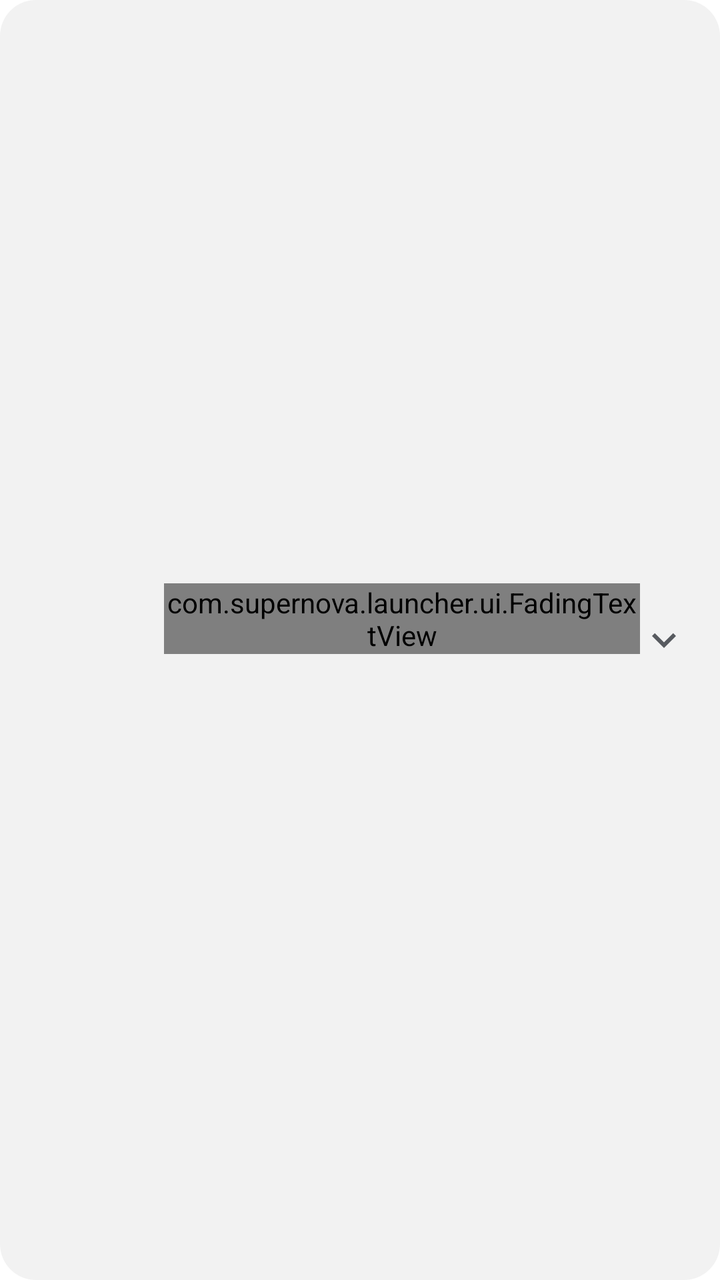
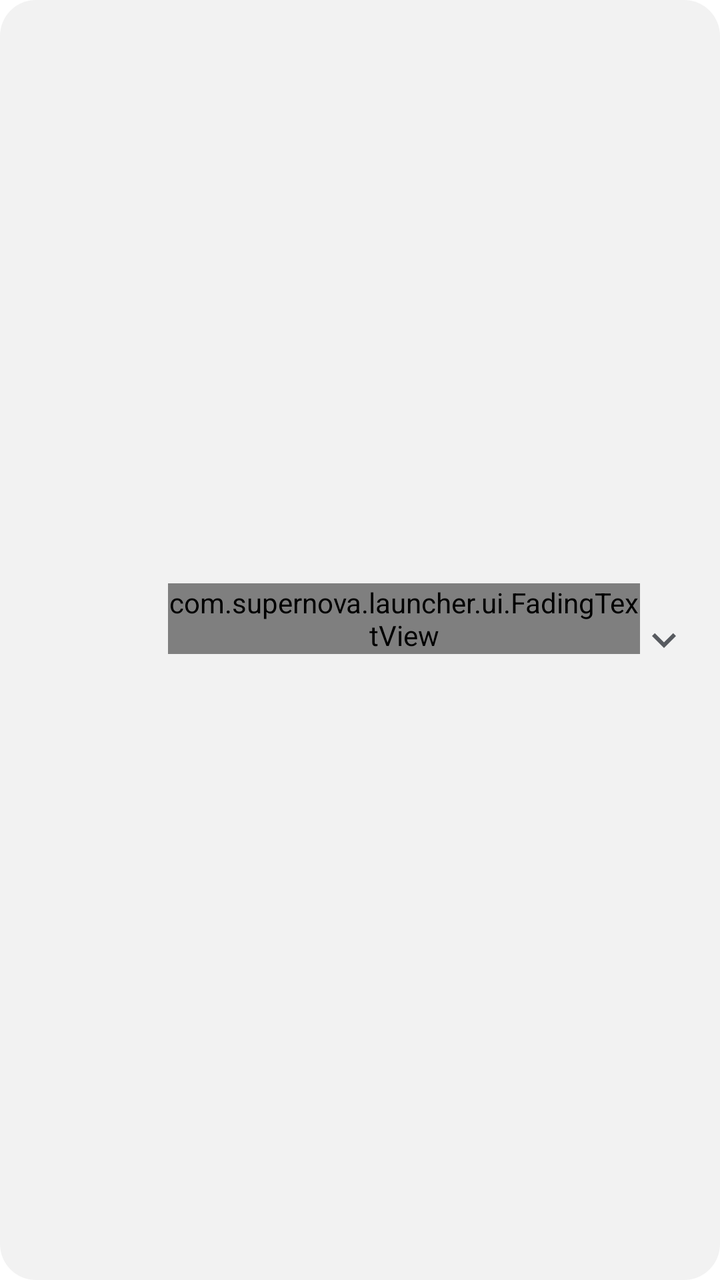

Compare the two renders of this Android layout. The source of the first and the diff that turns it into the second are given below.
<!-- AndroidManifest.xml: application theme Theme.Supernova -->
<!-- res/layout/item_widget_picker_header.xml -->
<?xml version="1.0" encoding="utf-8"?>
<LinearLayout xmlns:android="http://schemas.android.com/apk/res/android"
    xmlns:app="http://schemas.android.com/apk/res-auto"
    android:layout_width="match_parent"
    android:layout_height="wrap_content"
    android:layout_marginHorizontal="12dp"
    android:layout_marginVertical="4dp"
    android:background="@drawable/bg_picker_card"
    android:foreground="?attr/selectableItemBackground"
    android:gravity="center_vertical"
    android:orientation="horizontal"
    android:paddingHorizontal="16dp"
    android:paddingVertical="18dp">

    <ImageView
        android:id="@+id/headerIcon"
        android:layout_width="48dp"
        android:layout_height="48dp"
        android:contentDescription="@string/app_icon" />

    <LinearLayout
        android:layout_width="0dp"
        android:layout_height="wrap_content"
        android:layout_marginStart="18dp"
        android:layout_weight="1"
        android:orientation="vertical">

        <com.supernova.launcher.ui.FadingTextView
            android:id="@+id/headerLabel"
            android:layout_width="match_parent"
            android:layout_height="wrap_content"
            android:maxLines="1"
            android:textColor="@color/textPrimary"
            android:textSize="17sp"
            android:textStyle="bold" />

        <TextView
            android:id="@+id/headerCount"
            android:layout_width="match_parent"
            android:layout_height="wrap_content"
            android:layout_marginTop="2dp"
            android:textColor="@color/textSecondary"
            android:textSize="14sp" />
    </LinearLayout>

    <ImageView
        android:id="@+id/headerChevron"
        android:layout_width="24dp"
        android:layout_height="24dp"
        android:contentDescription="@null"
        android:src="@drawable/ic_chevron_down"
        app:tint="@color/textSecondary" />
</LinearLayout>
<!-- resources referenced by this layout -->
<resources>
  <color name="textPrimary">#11161D</color>
  <color name="textSecondary">#B011161D</color>
  <!-- drawable bg_picker_card (drawable) -->
  <?xml version="1.0" encoding="utf-8"?>
  <shape xmlns:android="http://schemas.android.com/apk/res/android" android:shape="rectangle">
      <corners android:radius="18dp" />
      <solid android:color="#1A808080" />
  </shape>
  <string name="app_icon">App icon</string>
  <color name="accent">#2E89FF</color>
  <color name="rippleHighlight">#1A000000</color>
  <color name="accentBlueText">@color/accentBlue</color>
  <style name="Widget.Supernova.Button" parent="Widget.MaterialComponents.Button">
          <item name="android:textAllCaps">false</item>
          <item name="android:textSize">15sp</item>
          <item name="android:fontFamily">sans-serif-medium</item>
          <item name="android:letterSpacing">0</item>
          <item name="android:minHeight">44dp</item>
          <item name="android:paddingStart">22dp</item>
          <item name="android:paddingEnd">22dp</item>
          <item name="cornerRadius">22dp</item>
          <item name="elevation">0dp</item>
          <item name="android:stateListAnimator">@null</item>
      </style>
  <style name="Widget.Supernova.Button.Text" parent="Widget.MaterialComponents.Button.TextButton">
          <item name="android:textAllCaps">false</item>
          <item name="android:textSize">15sp</item>
          <item name="android:fontFamily">sans-serif-medium</item>
          <item name="android:letterSpacing">0</item>
          <item name="android:minHeight">44dp</item>
          <item name="android:paddingStart">16dp</item>
          <item name="android:paddingEnd">16dp</item>
          <item name="cornerRadius">22dp</item>
      </style>
  <style name="Widget.Supernova.RadioButton" parent="Widget.MaterialComponents.CompoundButton.RadioButton">
          <item name="buttonTint">@color/selection_control_tint</item>
          <item name="android:textColor">@color/textPrimary</item>
      </style>
  <style name="Widget.Supernova.Switch" parent="Widget.MaterialComponents.CompoundButton.Switch">
          <item name="android:textColor">@color/textPrimary</item>
      </style>
  <color name="surface">#FFFFFF</color>
  <color name="onAccent">#FFFFFFFF</color>
  <color name="accentBlue">#2E89FF</color>
  <color name="raised">#FFFFFF</color>
  <style name="ShapeAppearanceOverlay.Supernova.Dialog" parent="">
          <item name="cornerFamily">rounded</item>
          <item name="cornerSize">28dp</item>
      </style>
  <style name="TextAppearance.Supernova.DialogTitle" parent="MaterialAlertDialog.MaterialComponents.Title.Text">
          <item name="android:textColor">@color/textPrimary</item>
          <item name="android:textSize">22sp</item>
          <item name="android:fontFamily">sans-serif-medium</item>
      </style>
  <style name="TextAppearance.Supernova.DialogBody" parent="MaterialAlertDialog.MaterialComponents.Body.Text">
          <item name="android:textColor">@color/textSecondary</item>
          <item name="android:textSize">15sp</item>
          <item name="android:lineSpacingMultiplier">1.15</item>
      </style>
  <style name="Widget.Supernova.Button.Dialog" parent="Widget.MaterialComponents.Button.TextButton.Dialog">
          <item name="android:textAllCaps">false</item>
          <item name="android:textColor">?attr/colorAccentOnRaised</item>
          <item name="android:textSize">15sp</item>
          <item name="android:fontFamily">sans-serif-medium</item>
          <item name="android:letterSpacing">0</item>
          <item name="android:minHeight">44dp</item>
          <item name="cornerRadius">22dp</item>
      </style>
  <!-- unchanged entries left out for length: 12 -->
</resources>

<!-- the commit's change to res/layout/item_widget_picker_header.xml (unified diff, before → after) -->
@@ -3,14 +3,14 @@
     xmlns:app="http://schemas.android.com/apk/res-auto"
     android:layout_width="match_parent"
     android:layout_height="wrap_content"
-    android:layout_marginHorizontal="12dp"
-    android:layout_marginVertical="4dp"
+    android:layout_marginHorizontal="@dimen/space_ms"
+    android:layout_marginVertical="@dimen/space_xs"
     android:background="@drawable/bg_picker_card"
     android:foreground="?attr/selectableItemBackground"
     android:gravity="center_vertical"
     android:orientation="horizontal"
-    android:paddingHorizontal="16dp"
-    android:paddingVertical="18dp">
+    android:paddingHorizontal="@dimen/space_md"
+    android:paddingVertical="@dimen/space_ml">
 
     <ImageView
         android:id="@+id/headerIcon"
@@ -21,7 +21,7 @@
     <LinearLayout
         android:layout_width="0dp"
         android:layout_height="wrap_content"
-        android:layout_marginStart="18dp"
+        android:layout_marginStart="@dimen/space_ml"
         android:layout_weight="1"
         android:orientation="vertical">
 
@@ -31,16 +31,16 @@
             android:layout_height="wrap_content"
             android:maxLines="1"
             android:textColor="@color/textPrimary"
-            android:textSize="17sp"
+            android:textSize="@dimen/text_body"
             android:textStyle="bold" />
 
         <TextView
             android:id="@+id/headerCount"
             android:layout_width="match_parent"
             android:layout_height="wrap_content"
-            android:layout_marginTop="2dp"
+            android:layout_marginTop="@dimen/space_xxs"
             android:textColor="@color/textSecondary"
-            android:textSize="14sp" />
+            android:textSize="@dimen/text_secondary" />
     </LinearLayout>
 
     <ImageView
<!-- resource entries referenced after the edit -->
@@ -2,6 +2,13 @@
 <resources>
   <color name="textPrimary">#11161D</color>
   <color name="textSecondary">#B011161D</color>
+  <dimen name="space_md">16dp</dimen>
+  <dimen name="space_ml">20dp</dimen>
+  <dimen name="space_ms">12dp</dimen>
+  <dimen name="space_xs">4dp</dimen>
+  <dimen name="space_xxs">2dp</dimen>
+  <dimen name="text_body">16sp</dimen>
+  <dimen name="text_secondary">14sp</dimen>
   <!-- drawable bg_picker_card (drawable) -->
   <?xml version="1.0" encoding="utf-8"?>
   <shape xmlns:android="http://schemas.android.com/apk/res/android" android:shape="rectangle">
@@ -14,7 +21,7 @@
   <color name="accentBlueText">@color/accentBlue</color>
   <style name="Widget.Supernova.Button" parent="Widget.MaterialComponents.Button">
           <item name="android:textAllCaps">false</item>
-          <item name="android:textSize">15sp</item>
+          <item name="android:textSize">@dimen/text_body</item>
           <item name="android:fontFamily">sans-serif-medium</item>
           <item name="android:letterSpacing">0</item>
           <item name="android:minHeight">44dp</item>
@@ -26,12 +33,12 @@
       </style>
   <style name="Widget.Supernova.Button.Text" parent="Widget.MaterialComponents.Button.TextButton">
           <item name="android:textAllCaps">false</item>
-          <item name="android:textSize">15sp</item>
+          <item name="android:textSize">@dimen/text_body</item>
           <item name="android:fontFamily">sans-serif-medium</item>
           <item name="android:letterSpacing">0</item>
           <item name="android:minHeight">44dp</item>
-          <item name="android:paddingStart">16dp</item>
-          <item name="android:paddingEnd">16dp</item>
+          <item name="android:paddingStart">@dimen/space_md</item>
+          <item name="android:paddingEnd">@dimen/space_md</item>
           <item name="cornerRadius">22dp</item>
       </style>
   <style name="Widget.Supernova.RadioButton" parent="Widget.MaterialComponents.CompoundButton.RadioButton">
@@ -51,23 +58,24 @@
       </style>
   <style name="TextAppearance.Supernova.DialogTitle" parent="MaterialAlertDialog.MaterialComponents.Title.Text">
           <item name="android:textColor">@color/textPrimary</item>
-          <item name="android:textSize">22sp</item>
+          <item name="android:textSize">@dimen/text_headline</item>
           <item name="android:fontFamily">sans-serif-medium</item>
       </style>
   <style name="TextAppearance.Supernova.DialogBody" parent="MaterialAlertDialog.MaterialComponents.Body.Text">
           <item name="android:textColor">@color/textSecondary</item>
-          <item name="android:textSize">15sp</item>
+          <item name="android:textSize">@dimen/text_body</item>
           <item name="android:lineSpacingMultiplier">1.15</item>
       </style>
   <style name="Widget.Supernova.Button.Dialog" parent="Widget.MaterialComponents.Button.TextButton.Dialog">
           <item name="android:textAllCaps">false</item>
           <item name="android:textColor">?attr/colorAccentOnRaised</item>
-          <item name="android:textSize">15sp</item>
+          <item name="android:textSize">@dimen/text_body</item>
           <item name="android:fontFamily">sans-serif-medium</item>
           <item name="android:letterSpacing">0</item>
           <item name="android:minHeight">44dp</item>
           <item name="cornerRadius">22dp</item>
       </style>
+  <dimen name="text_headline">24sp</dimen>
   <!-- unchanged entries left out for length: 12 -->
 </resources>
 
